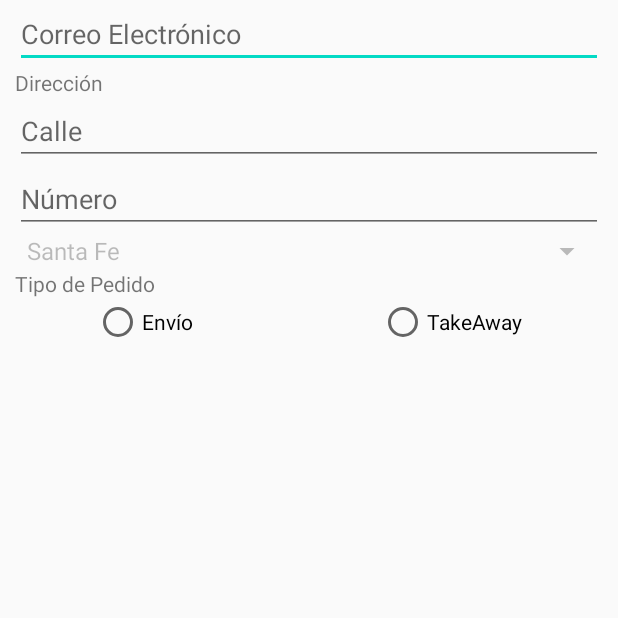
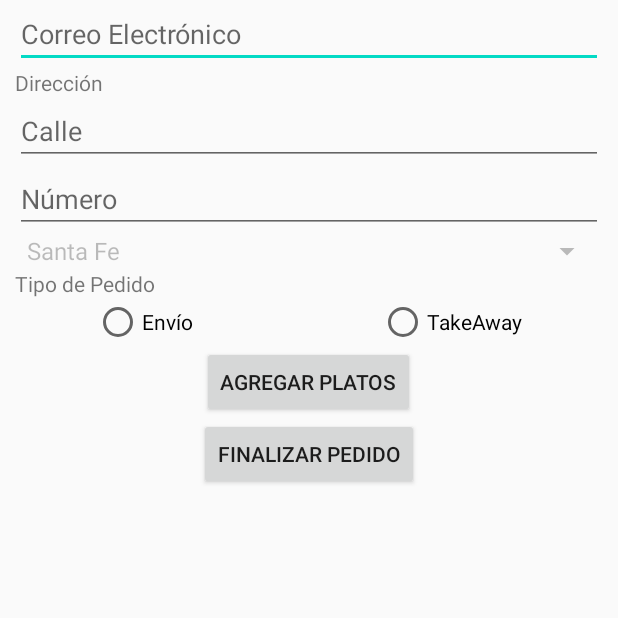
Before and after one commit to GiovaniFerraroTrivelli/TP-ISI-DAM-2020, an Android app: the PedidoActivity screen opened directly, with no data from a screen before it, on a phone screen of 412 x 824 dp, the top half of it. Run offline under Robolectric (Android 15) with nearby library versions, the phone set to English and light mode, and no system bars.

Commit message:
Agregar clases para implementar pedidos

```diff
--- a/app/src/main/java/isi/dam/sendmeal/ListaPlatosActivity.java
+++ b/app/src/main/java/isi/dam/sendmeal/ListaPlatosActivity.java
@@ -2,6 +2,7 @@ package isi.dam.sendmeal;
 
 import android.content.Intent;
 import android.os.Bundle;
+import android.util.Log;
 import android.view.Menu;
 import android.view.MenuItem;
 
--- a/app/src/main/java/isi/dam/sendmeal/PedidoActivity.java
+++ b/app/src/main/java/isi/dam/sendmeal/PedidoActivity.java
@@ -1,13 +1,27 @@
 package isi.dam.sendmeal;
 
+import android.content.Intent;
+import android.os.Bundle;
+import android.util.Log;
+import android.view.View;
+import android.widget.Spinner;
+
 import androidx.appcompat.app.AppCompatActivity;
+import androidx.recyclerview.widget.RecyclerView;
 
-import android.os.Bundle;
-import android.widget.Spinner;
+import java.util.ArrayList;
+import java.util.List;
+
+import isi.dam.sendmeal.model.Plato;
 
 public class PedidoActivity extends AppCompatActivity {
 
+    private static final int LISTA_PLATOS_REQUEST_CODE = 0;
+    static public List<Plato> listaPlatosPedido = new ArrayList<Plato>();
     private Spinner spinnerCiudades;
+    private RecyclerView recyclerView;
+    private PlatoPedidoAdapter platoAdapter;
+    private RecyclerView.LayoutManager layoutManager;
 
     @Override
     protected void onCreate(Bundle savedInstanceState) {
@@ -18,4 +32,35 @@ public class PedidoActivity extends AppCompatActivity {
         spinnerCiudades = (Spinner) findViewById(R.id.Spinner_ciudades);
         spinnerCiudades.setEnabled(false);
     }
+
+    static public Boolean addToListaPlatos(Plato plato) {
+        return listaPlatosPedido.add(plato);
+    }
+
+    public static List<Plato> getListaPlatosPedido() {
+        return listaPlatosPedido;
+    }
+
+    public void onClickAgregarPlatos(View view) {
+        Intent intentListaPlatos = new Intent(this, ListaPlatosActivity.class);
+        intentListaPlatos.putExtra("SENDER_CLASS", String.valueOf(PedidoActivity.class));
+        startActivityForResult(intentListaPlatos, LISTA_PLATOS_REQUEST_CODE);
+    }
+
+    public void onClickPedir(View view) {
+    }
+
+    @Override
+    protected void onActivityResult(int requestCode, int resultCode, Intent data) {
+        super.onActivityResult(requestCode, resultCode, data);
+
+        // check that it is the SecondActivity with an OK result
+        if (requestCode == LISTA_PLATOS_REQUEST_CODE) {
+            if (resultCode == RESULT_OK) { // Activity.RESULT_OK
+
+                Log.d("result", "here");
+
+            }
+        }
+    }
 }
--- a/app/src/main/res/layout/activity_pedido.xml
+++ b/app/src/main/res/layout/activity_pedido.xml
@@ -1,6 +1,5 @@
 <?xml version="1.0" encoding="utf-8"?>
-<LinearLayout xmlns:android="http://schemas.android.com/apk/res/android"
-    xmlns:app="http://schemas.android.com/apk/res-auto"
+<RelativeLayout xmlns:android="http://schemas.android.com/apk/res/android"
     xmlns:tools="http://schemas.android.com/tools"
     android:layout_width="match_parent"
     android:layout_height="match_parent"
@@ -16,8 +15,10 @@
         android:hint="@string/email_pedido"/>
 
     <TextView
+        android:id="@+id/Text_direccion"
         android:layout_width="wrap_content"
         android:layout_height="wrap_content"
+        android:layout_below="@id/Email_pedido"
         android:text="@string/TextView_Direccion_Pedido">
     </TextView>
 
@@ -25,23 +26,28 @@
         android:id="@+id/Calle_pedido"
         android:layout_width="match_parent"
         android:layout_height="wrap_content"
+        android:layout_below="@id/Text_direccion"
         android:hint="@string/calle_pedido"/>
 
     <EditText
         android:id="@+id/Numero_calle_pedido"
         android:layout_width="match_parent"
         android:layout_height="wrap_content"
+        android:layout_below="@id/Calle_pedido"
         android:hint="@string/numero_calle_pedido"/>
 
     <Spinner
         android:id="@+id/Spinner_ciudades"
         android:layout_width="match_parent"
         android:layout_height="wrap_content"
+        android:layout_below="@id/Numero_calle_pedido"
         android:entries="@array/spinner_ciudades"/>
 
     <TextView
+        android:id="@+id/Text_tipo_pedido"
         android:layout_width="wrap_content"
         android:layout_height="wrap_content"
+        android:layout_below="@id/Spinner_ciudades"
         android:text="@string/tipo_pedido"/>
 
     <RadioGroup
@@ -49,18 +55,46 @@
         android:layout_width="wrap_content"
         android:layout_height="wrap_content"
         android:orientation="horizontal"
+        android:layout_below="@id/Text_tipo_pedido"
+        android:layout_centerInParent="true"
         android:layout_gravity="center_horizontal">
 
         <RadioButton
             android:layout_width="190dp"
             android:layout_height="wrap_content"
             android:text="@string/pedido_envio" />
+
         <RadioButton
             android:layout_width="match_parent"
             android:layout_height="wrap_content"
-            android:text="@string/pedido_takeaway"/>
+            android:text="@string/pedido_takeaway" />
     </RadioGroup>
 
+    <androidx.recyclerview.widget.RecyclerView
+        android:id="@+id/recycler_view_platos_pedido"
+        android:scrollbars="vertical"
+        android:layout_below="@id/Tipo_pedido"
+        android:layout_width="match_parent"
+        android:layout_height="match_parent"
+        android:visibility="gone"/>
+
+    <Button
+        android:id="@+id/Agregar_platos"
+        android:layout_width="wrap_content"
+        android:layout_height="wrap_content"
+        android:layout_below="@id/recycler_view_platos_pedido"
+        android:layout_centerInParent="true"
+        android:onClick="onClickAgregarPlatos"
+        android:text="@string/agregar_platos" />
+
+    <Button
+        android:id="@+id/Finalizar_pedido"
+        android:layout_width="wrap_content"
+        android:layout_height="wrap_content"
+        android:layout_below="@+id/Agregar_platos"
+        android:layout_centerInParent="true"
+        android:onClick="onClickPedir"
+        android:text="@string/finalizar_pedido" />
 
 
-</LinearLayout>
+</RelativeLayout>
--- a/app/src/main/res/values/strings.xml
+++ b/app/src/main/res/values/strings.xml
@@ -37,6 +37,9 @@
     <string name="tipo_pedido">Tipo de Pedido</string>
     <string name="pedido_envio">Envío</string>
     <string name="pedido_takeaway">TakeAway</string>
+    <string name="agregar_platos">Agregar platos</string>
+    <string name="finalizar_pedido">Finalizar Pedido</string>
+    <string name="agregar_plato_a_pedido">Agregar Plato</string>
     <string name="welcome">¡Hola! :)</string>
 
 
```
Also changed, not shown: app/src/main/java/isi/dam/sendmeal/PlatoAdapter.java (+19 -9 lines), app/src/main/java/isi/dam/sendmeal/PlatoPedidoAdapter.java (added, +61 -0 lines), app/src/main/res/layout/fila_plato.xml (+18 -10 lines), app/src/main/res/layout/fila_plato_pedido.xml (added, +21 -0 lines).
